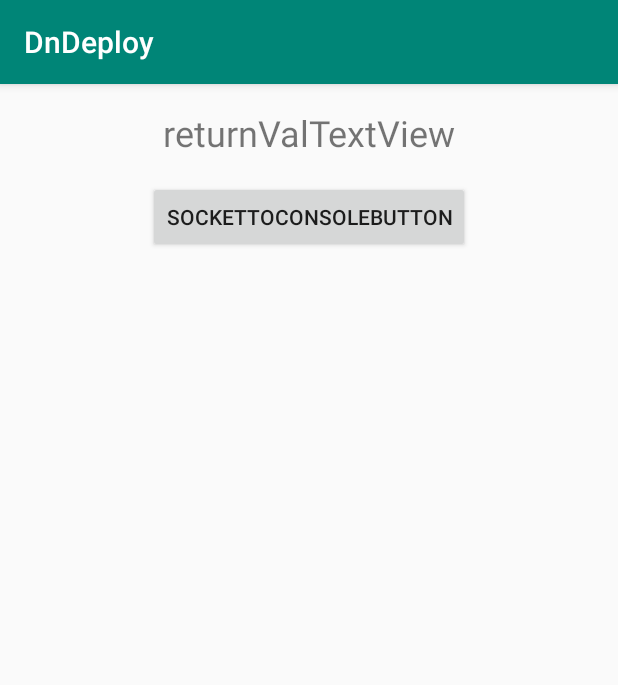
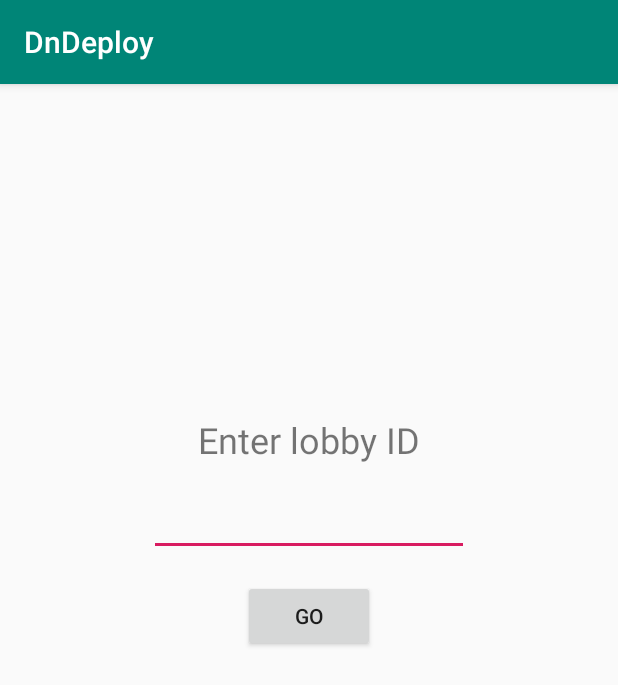
Before and after one commit to henrykeane/DnDeploy, an Android app: the CharacterPoolActivity screen opened directly, with no data from a screen before it, after a tap on "DRAFTBUTTON", on a phone screen of 412 x 824 dp. Shown: the top 685 px of the screen. Run offline under Robolectric (Android 15) with nearby library versions, the phone set to English and light mode, and no system bars; libraries missing offline, so code that uses them is left out: com.github.nkzawa.emitter, org.jetbrains.anko; 2 statements that could not run were skipped.

Commit message:
API Groundwork Set
Scrappy, unclean groundwork in DraftLobbyActivity,DraftActivity.

Next step is to set up a decrementing "pack" that connects with a demo api on the server

```diff
--- a/app/build.gradle
+++ b/app/build.gradle
@@ -33,6 +33,7 @@ dependencies {
     implementation 'androidx.appcompat:appcompat:1.1.0'
     implementation 'androidx.core:core-ktx:1.1.0'
     implementation 'androidx.constraintlayout:constraintlayout:1.1.3'
+    implementation 'androidx.legacy:legacy-support-v4:1.0.0'
     testImplementation 'junit:junit:4.12'
     androidTestImplementation 'androidx.test:runner:1.2.0'
     androidTestImplementation 'androidx.test.espresso:espresso-core:3.2.0'
--- a/app/src/main/AndroidManifest.xml
+++ b/app/src/main/AndroidManifest.xml
@@ -10,8 +10,10 @@
         android:label="@string/app_name"
         android:roundIcon="@mipmap/ic_launcher_round"
         android:supportsRtl="true"
+        android:name="com.example.dndeploy.DraftApplication"
         android:theme="@style/AppTheme">
-        <activity android:name=".DraftActivity"></activity>
+        <activity android:name=".DraftLobbyActivity"></activity>
+        <activity android:name=".DraftActivity" />
         <activity android:name=".ViewCharacterActivity" />
         <activity android:name=".CharacterPoolActivity" />
         <activity android:name=".MainActivity">
--- a/app/src/main/java/com/example/dndeploy/CharacterPoolActivity.kt
+++ b/app/src/main/java/com/example/dndeploy/CharacterPoolActivity.kt
@@ -36,7 +36,8 @@ class CharacterPoolActivity : AppCompatActivity() {
 
         val draftButton = findViewById<Button>(R.id.draftButton)
         draftButton.setOnClickListener{
-            val draftIntent = Intent(this,DraftActivity::class.java)
+            val draftIntent = Intent(this,DraftLobbyActivity::class.java)
+            draftIntent.putExtra("com.example.dndeploy.ID", ownerID)
             draftIntent.addFlags(Intent.FLAG_ACTIVITY_REORDER_TO_FRONT)
             startActivity(draftIntent)
         }
--- /dev/null
+++ b/app/src/main/java/com/example/dndeploy/DraftLobbyActivity.kt
@@ -0,0 +1,64 @@
+package com.example.dndeploy
+
+import android.content.Intent
+import androidx.appcompat.app.AppCompatActivity
+import android.os.Bundle
+import android.widget.Button
+import android.widget.EditText
+import android.widget.TextView
+import com.github.nkzawa.emitter.Emitter
+import org.json.JSONException
+
+class DraftLobbyActivity : AppCompatActivity() {
+
+    override fun onCreate(savedInstanceState: Bundle?) {
+        super.onCreate(savedInstanceState)
+        setContentView(R.layout.activity_draft_lobby)
+
+        val ownerID = intent?.extras?.get("com.example.dndeploy.ID").toString()
+
+
+        val lobbyGoButton = findViewById<Button>(R.id.lobbyGoButton)
+        lobbyGoButton.setOnClickListener{
+            val lobby_idEditText = findViewById<EditText>(R.id.lobby_idEditText)
+            val lobbyID = lobby_idEditText.text.toString()
+            if(lobbyID != ""){
+
+                val app = this.application as DraftApplication
+                val socket = app.getSocket()
+                socket?.on("valid lobby", validLobby)
+
+                socket?.connect()
+
+                val messageType = "lobby request"
+                socket?.emit(messageType,lobbyID)
+            }
+        }
+    }
+    private val validLobby = object : Emitter.Listener {
+        override fun call(vararg args: Any) {
+            (this@DraftLobbyActivity).runOnUiThread(Runnable {
+                val data = args[0] as String//as JSONObject
+                val msg: String
+                try {
+                    msg = data//.getString("msg")
+                } catch (e: JSONException) {
+                    print(e)
+                    return@Runnable
+                }
+
+                val ownerID = intent?.extras?.get("com.example.dndeploy.ID").toString()
+                val draftActivityIntent = Intent(this@DraftLobbyActivity, DraftActivity::class.java)
+                draftActivityIntent.putExtra("com.example.dndeploy.LOBBY_ID", msg)
+                draftActivityIntent.putExtra("com.example.dndeploy.ID", ownerID)
+                startActivity(draftActivityIntent)
+            })
+        }
+    }
+    override fun onDestroy() {
+        super.onDestroy()
+        val app = this.application as DraftApplication
+        val socket = app.getSocket()
+        socket?.disconnect()
+    }
+}
--- /dev/null
+++ b/app/src/main/res/layout/activity_draft_lobby.xml
@@ -0,0 +1,43 @@
+<?xml version="1.0" encoding="utf-8"?>
+<androidx.constraintlayout.widget.ConstraintLayout xmlns:android="http://schemas.android.com/apk/res/android"
+    xmlns:app="http://schemas.android.com/apk/res-auto"
+    xmlns:tools="http://schemas.android.com/tools"
+    android:layout_width="match_parent"
+    android:layout_height="match_parent"
+    tools:context=".DraftLobbyActivity">
+
+    <EditText
+        android:id="@+id/lobby_idEditText"
+        android:layout_width="wrap_content"
+        android:layout_height="wrap_content"
+        android:layout_marginTop="16dp"
+        android:ems="10"
+        android:gravity="center"
+        android:inputType="number"
+        android:maxLength="3"
+        app:layout_constraintEnd_toEndOf="parent"
+        app:layout_constraintStart_toStartOf="parent"
+        app:layout_constraintTop_toBottomOf="@+id/lobbyTitleTextView" />
+
+    <Button
+        android:id="@+id/lobbyGoButton"
+        android:layout_width="wrap_content"
+        android:layout_height="wrap_content"
+        android:layout_marginTop="16dp"
+        android:text="Go"
+        app:layout_constraintEnd_toEndOf="parent"
+        app:layout_constraintStart_toStartOf="parent"
+        app:layout_constraintTop_toBottomOf="@+id/lobby_idEditText" />
+
+    <TextView
+        android:id="@+id/lobbyTitleTextView"
+        android:layout_width="wrap_content"
+        android:layout_height="wrap_content"
+        android:text="Enter lobby ID"
+        android:textSize="24sp"
+        app:layout_constraintBottom_toBottomOf="parent"
+        app:layout_constraintEnd_toEndOf="parent"
+        app:layout_constraintStart_toStartOf="parent"
+        app:layout_constraintTop_toTopOf="parent"
+        app:layout_constraintVertical_bias="0.3" />
+</androidx.constraintlayout.widget.ConstraintLayout>
--- a/app/src/main/res/values/strings.xml
+++ b/app/src/main/res/values/strings.xml
@@ -1,3 +1,6 @@
 <resources>
     <string name="app_name">DnDeploy</string>
+
+    <!-- TODO: Remove or change this placeholder text -->
+    <string name="hello_blank_fragment">Hello blank fragment</string>
 </resources>
```
Also changed, not shown: app/src/main/java/com/example/dndeploy/DraftActivity.kt (+6 -9 lines), app/src/main/java/com/example/dndeploy/DraftApplication.kt (added, +39 -0 lines).
